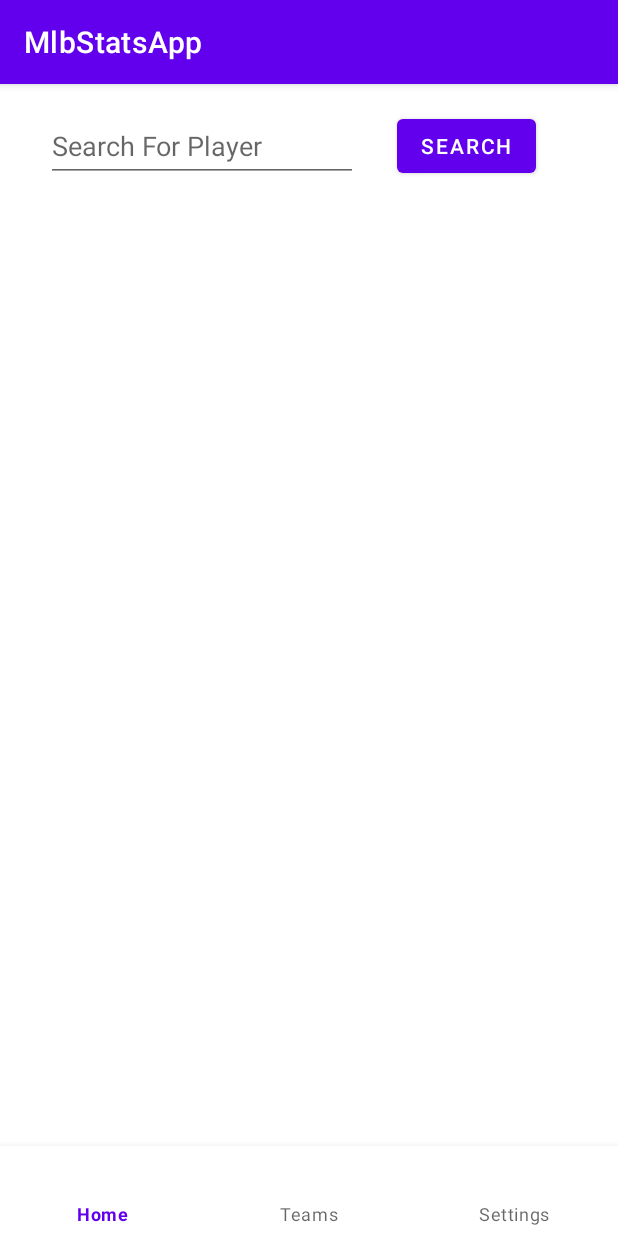
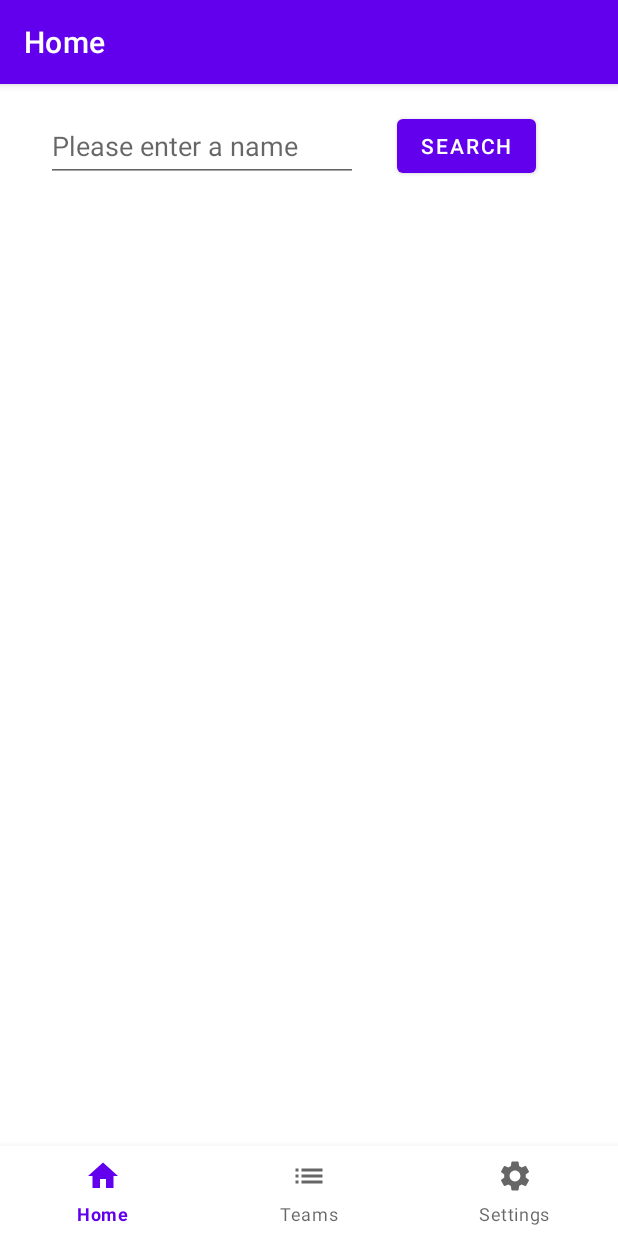
Before and after one commit to chrisgawbill/MLBStatsApp, an Android app: the screen it shows after launch (MainActivity), after a tap on "SEARCH", on a phone screen of 412 x 824 dp. Run offline under Robolectric (Android 15) with nearby library versions, the phone set to English and light mode, and no system bars; our stand-ins replace Room's generated code, navigation-ui; libraries missing offline, so code that uses them is left out: com.androidnetworking, com.androidnetworking.error, com.androidnetworking.interfaces; 2 statements that could not run were skipped.

Commit message:
Updated some stuff

```diff
--- a/app/src/main/java/com/example/mlbstatsapp/Activities/MainActivity.kt
+++ b/app/src/main/java/com/example/mlbstatsapp/Activities/MainActivity.kt
@@ -2,6 +2,12 @@ package com.example.mlbstatsapp.Activities
 
 import androidx.appcompat.app.AppCompatActivity
 import android.os.Bundle
+import android.view.View
+import androidx.navigation.NavController
+import androidx.navigation.NavDestination
+import androidx.navigation.fragment.NavHostFragment
+import androidx.navigation.ui.setupActionBarWithNavController
+import androidx.navigation.ui.setupWithNavController
 
 import com.example.mlbstatsapp.Fragments.SettingsFragment
 import com.example.mlbstatsapp.Fragments.TeamsListFragment
@@ -11,13 +17,8 @@ import com.example.mlbstatsapp.R
 import com.google.android.material.bottomnavigation.BottomNavigationView
 
 class MainActivity : AppCompatActivity() {
-
-
-
-
-
-
     lateinit var bottomNav:BottomNavigationView
+    private lateinit var navController: NavController
     override fun onCreate(savedInstanceState: Bundle?) {
         super.onCreate(savedInstanceState)
         setContentView(R.layout.activity_main)
@@ -29,31 +30,23 @@ class MainActivity : AppCompatActivity() {
         populateDB.updateAllTeams()
 
 
+        val navHostFragment = supportFragmentManager
+            .findFragmentById(com.example.mlbstatsapp.R.id.nav_host_fragment) as NavHostFragment
+        navController = navHostFragment.navController
+        setupActionBarWithNavController(navController)
 
-        bottomNav = findViewById(R.id.bottomNavigationView)
-        bottomNav.setOnNavigationItemSelectedListener {
-            when(it.itemId){
-                R.id.home -> {
-                    supportFragmentManager.beginTransaction().apply {
-                        replace(R.id.fragmentContainerView, HomeFragment())
-                        commit()
-                    }
-                }
-                R.id.teams -> {
-                    supportFragmentManager.beginTransaction().apply {
-                        replace(R.id.fragmentContainerView, TeamsListFragment())
-                        commit()
-                    }
-                }
-                R.id.settings -> {
-                    supportFragmentManager.beginTransaction().apply {
-                        replace(R.id.fragmentContainerView, SettingsFragment())
-                        commit()
-                    }
-                }
+        bottomNav = findViewById<BottomNavigationView>(com.example.mlbstatsapp.R.id.bottomNavigationView)
+        bottomNav.setupWithNavController(navController)
+
+        navController.addOnDestinationChangedListener { _, nd: NavDestination, _ ->
+            if (nd.id == com.example.mlbstatsapp.R.id.homeFragment|| nd.id == com.example.mlbstatsapp.R.id.teamsListFragment || nd.id == com.example.mlbstatsapp.R.id.settingsFragment) {
+                bottomNav.visibility = View.VISIBLE
+            } else {
+                bottomNav.visibility = View.GONE
             }
-            true
         }
     }
-
+    override fun onSupportNavigateUp(): Boolean {
+        return navController.navigateUp() || super.onSupportNavigateUp()
+    }
 }
--- a/app/src/main/java/com/example/mlbstatsapp/Fragments/HomeFragment.kt
+++ b/app/src/main/java/com/example/mlbstatsapp/Fragments/HomeFragment.kt
@@ -1,6 +1,7 @@
 package com.example.mlbstatsapp
 
 import android.os.Bundle
+import android.text.TextUtils
 import androidx.fragment.app.Fragment
 import android.view.LayoutInflater
 import android.view.View
@@ -49,7 +50,11 @@ public class HomeFragment : Fragment() {
         playerSearchText = view.findViewById(R.id.searchPlayerText)
         playerSearchBtn.setOnClickListener(View.OnClickListener {
             var playerSearchClickParam = playerSearchText.text.toString()
-            playerSearchClick(playerSearchClickParam, view)
+            if(!TextUtils.isEmpty(playerSearchClickParam)){
+                playerSearchClick(playerSearchClickParam, view)
+            }else{
+                playerSearchText.hint = "Please enter a name"
+            }
         })
         return view
     }
--- /dev/null
+++ b/app/src/main/res/drawable/nav_home.xml
@@ -0,0 +1,5 @@
+<vector android:height="24dp" android:tint="#000000"
+    android:viewportHeight="24" android:viewportWidth="24"
+    android:width="24dp" xmlns:android="http://schemas.android.com/apk/res/android">
+    <path android:fillColor="@android:color/white" android:pathData="M10,20v-6h4v6h5v-8h3L12,3 2,12h3v8z"/>
+</vector>
--- /dev/null
+++ b/app/src/main/res/drawable/nav_settings.xml
@@ -0,0 +1,5 @@
+<vector android:height="24dp" android:tint="#000000"
+    android:viewportHeight="24" android:viewportWidth="24"
+    android:width="24dp" xmlns:android="http://schemas.android.com/apk/res/android">
+    <path android:fillColor="@android:color/white" android:pathData="M19.14,12.94c0.04,-0.3 0.06,-0.61 0.06,-0.94c0,-0.32 -0.02,-0.64 -0.07,-0.94l2.03,-1.58c0.18,-0.14 0.23,-0.41 0.12,-0.61l-1.92,-3.32c-0.12,-0.22 -0.37,-0.29 -0.59,-0.22l-2.39,0.96c-0.5,-0.38 -1.03,-0.7 -1.62,-0.94L14.4,2.81c-0.04,-0.24 -0.24,-0.41 -0.48,-0.41h-3.84c-0.24,0 -0.43,0.17 -0.47,0.41L9.25,5.35C8.66,5.59 8.12,5.92 7.63,6.29L5.24,5.33c-0.22,-0.08 -0.47,0 -0.59,0.22L2.74,8.87C2.62,9.08 2.66,9.34 2.86,9.48l2.03,1.58C4.84,11.36 4.8,11.69 4.8,12s0.02,0.64 0.07,0.94l-2.03,1.58c-0.18,0.14 -0.23,0.41 -0.12,0.61l1.92,3.32c0.12,0.22 0.37,0.29 0.59,0.22l2.39,-0.96c0.5,0.38 1.03,0.7 1.62,0.94l0.36,2.54c0.05,0.24 0.24,0.41 0.48,0.41h3.84c0.24,0 0.44,-0.17 0.47,-0.41l0.36,-2.54c0.59,-0.24 1.13,-0.56 1.62,-0.94l2.39,0.96c0.22,0.08 0.47,0 0.59,-0.22l1.92,-3.32c0.12,-0.22 0.07,-0.47 -0.12,-0.61L19.14,12.94zM12,15.6c-1.98,0 -3.6,-1.62 -3.6,-3.6s1.62,-3.6 3.6,-3.6s3.6,1.62 3.6,3.6S13.98,15.6 12,15.6z"/>
+</vector>
--- /dev/null
+++ b/app/src/main/res/drawable/nav_team_list.xml
@@ -0,0 +1,5 @@
+<vector android:height="24dp" android:tint="#000000"
+    android:viewportHeight="24" android:viewportWidth="24"
+    android:width="24dp" xmlns:android="http://schemas.android.com/apk/res/android">
+    <path android:fillColor="@android:color/white" android:pathData="M3,13h2v-2L3,11v2zM3,17h2v-2L3,15v2zM3,9h2L5,7L3,7v2zM7,13h14v-2L7,11v2zM7,17h14v-2L7,15v2zM7,7v2h14L21,7L7,7z"/>
+</vector>
--- a/app/src/main/res/layout/activity_main.xml
+++ b/app/src/main/res/layout/activity_main.xml
@@ -7,7 +7,7 @@
     tools:context=".Activities.MainActivity">
 
     <androidx.fragment.app.FragmentContainerView
-        android:id="@+id/fragmentContainerView"
+        android:id="@+id/nav_host_fragment"
         android:name="androidx.navigation.fragment.NavHostFragment"
         android:layout_width="0dp"
         android:layout_height="0dp"
--- a/app/src/main/res/menu/nav_menu.xml
+++ b/app/src/main/res/menu/nav_menu.xml
@@ -1,12 +1,15 @@
 <?xml version="1.0" encoding="utf-8"?>
 <menu xmlns:android="http://schemas.android.com/apk/res/android">
     <item
-        android:id="@+id/home"
+        android:id="@+id/homeFragment"
+        android:icon="@drawable/nav_home"
         android:title="@string/nav_home"/>
     <item
-        android:id="@+id/teams"
+        android:id="@+id/teamsListFragment"
+        android:icon="@drawable/nav_team_list"
         android:title="@string/nav_teams"/>
     <item
-        android:id="@+id/settings"
+        android:id="@+id/settingsFragment"
+        android:icon="@drawable/nav_settings"
         android:title="@string/nav_settings"/>
 </menu>
--- a/app/src/main/res/navigation/nav_graph.xml
+++ b/app/src/main/res/navigation/nav_graph.xml
@@ -8,7 +8,7 @@
     <fragment
         android:id="@+id/homeFragment"
         android:name= "com.example.mlbstatsapp.HomeFragment"
-        android:label="fragment_home"
+        android:label="Home"
         tools:layout="@layout/fragment_home" >
         <action
             android:id="@+id/action_homeFragment_to_playerSearchResultsFragment"
@@ -20,7 +20,7 @@
     <fragment
         android:id="@+id/playerSearchResultsFragment"
         android:name="com.example.mlbstatsapp.Fragments.PlayerSearchResultsFragment"
-        android:label="fragment_player_search_results"
+        android:label="Player Search Results"
         tools:layout="@layout/fragment_player_search_results" >
         <action
             android:id="@+id/action_playerSearchResultsFragment_to_individualPlayer"
@@ -29,17 +29,17 @@
     <fragment
         android:id="@+id/settingsFragment"
         android:name="com.example.mlbstatsapp.Fragments.SettingsFragment"
-        android:label="fragment_settings"
+        android:label="Settings"
         tools:layout="@layout/fragment_settings" />
     <fragment
         android:id="@+id/teamsListFragment"
         android:name="com.example.mlbstatsapp.Fragments.TeamsListFragment"
-        android:label="fragment_teams_list"
+        android:label="Teams List"
         tools:layout="@layout/fragment_teams_list" />
     <fragment
         android:id="@+id/individualPlayer"
         android:name="com.example.mlbstatsapp.Fragments.IndividualPlayer"
-        android:label="fragment_individual_player"
+        android:label="Player Page"
         tools:layout="@layout/fragment_individual_player" >
         <argument
             android:name="player_first_name"
```
Also changed, not shown: app/src/main/java/com/example/mlbstatsapp/MainActivity.kt (deleted, +0 -24 lines).
